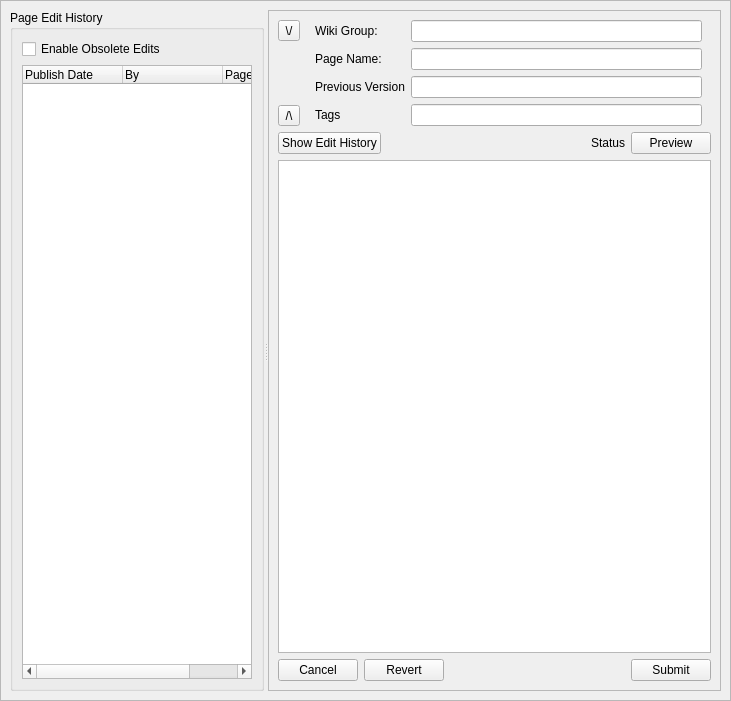
This is retroshare-gui/src/gui/WikiPoos/WikiEditDialog.ui in RetroShare/RetroShare as Qt 5 draws it before an edit. The edited form follows.
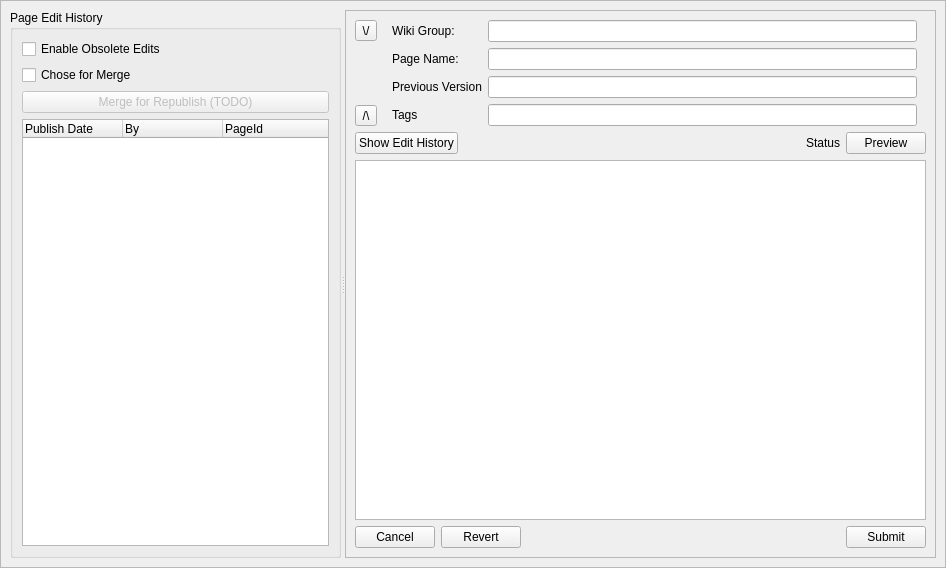
This is the edited form. Custom widgets are drawn as their Qt base class.

Commit message: Improvements to Wiki.  - Enabled Selection of Snapshots in WikiEditDialog  - Added CheckBoxes for Merge selection. (TODO).  - Fixed up bugs related to text reload.  - Removed Edits from main Wiki Page.  - Added a Search Bar (TODO).

```diff
--- a/retroshare-gui/src/gui/WikiPoos/WikiEditDialog.ui
+++ b/retroshare-gui/src/gui/WikiPoos/WikiEditDialog.ui
@@ -6,8 +6,8 @@
    <rect>
     <x>0</x>
     <y>0</y>
-    <width>731</width>
-    <height>701</height>
+    <width>946</width>
+    <height>568</height>
    </rect>
   </property>
   <property name="windowTitle">
@@ -54,7 +54,7 @@
          <property name="title">
           <string>Page Edit History</string>
          </property>
-         <layout class="QVBoxLayout" name="verticalLayout_3" stretch="0,0">
+         <layout class="QVBoxLayout" name="verticalLayout_3">
           <item>
            <widget class="QCheckBox" name="checkBox_OldHistory">
             <property name="text">
@@ -62,6 +62,23 @@
             </property>
            </widget>
           </item>
+          <item>
+           <widget class="QCheckBox" name="checkBox_Merge">
+            <property name="text">
+             <string>Chose for Merge</string>
+            </property>
+           </widget>
+          </item>
+          <item>
+           <widget class="QPushButton" name="pushButton_Merge">
+            <property name="enabled">
+             <bool>false</bool>
+            </property>
+            <property name="text">
+             <string>Merge for Republish (TODO)</string>
+            </property>
+           </widget>
+          </item>
           <item>
            <widget class="QTreeWidget" name="treeWidget_History">
             <column>
```
Left out of the diff: 1 changed line with no effect on the pictures. The commit also changes 5 other files.
